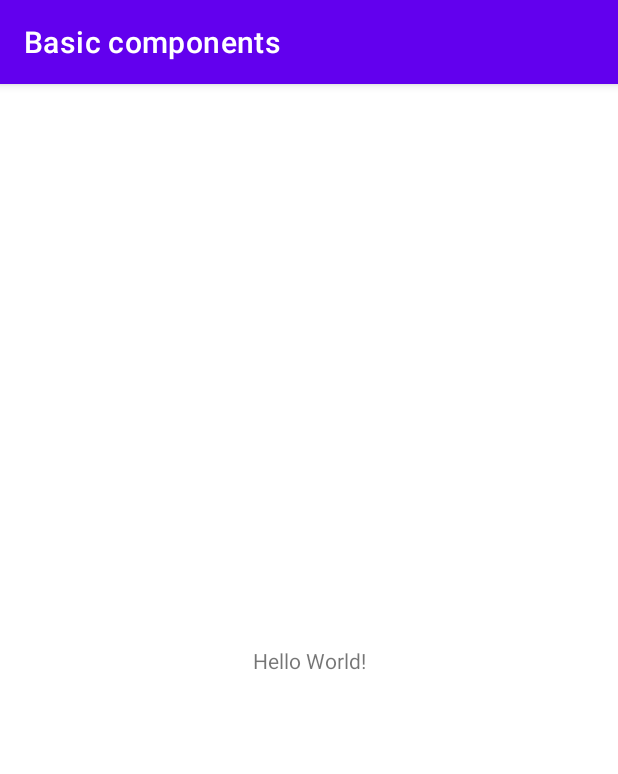
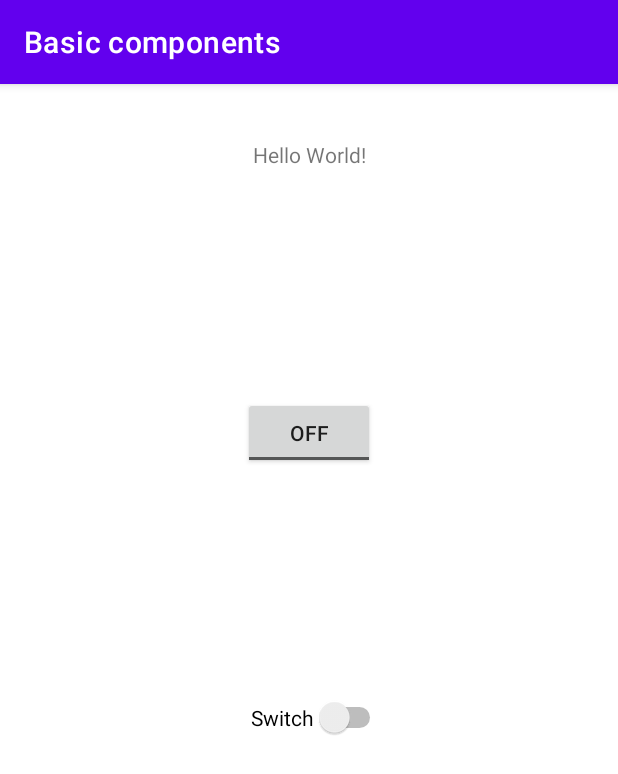
Before and after one commit to victorcaio06/Java-mobile-development-course, an Android app: the screen it shows after launch (MainActivity), on a phone screen of 412 x 824 dp. Shown: the top 774 px of the screen. Run offline under Robolectric (Android 15) with nearby library versions, the phone set to English and light mode, and no system bars.

Commit message:
feat(MainActivity): add button toggle and button switch

```diff
--- a/app/src/main/java/br/ufc/quixada/basiccomponents/MainActivity.java
+++ b/app/src/main/java/br/ufc/quixada/basiccomponents/MainActivity.java
@@ -3,12 +3,47 @@ package br.ufc.quixada.basiccomponents;
 import androidx.appcompat.app.AppCompatActivity;
 
 import android.os.Bundle;
+import android.widget.CompoundButton;
+import android.widget.Switch;
+import android.widget.Toast;
+import android.widget.ToggleButton;
 
-public class MainActivity extends AppCompatActivity {
+public class MainActivity extends AppCompatActivity implements CompoundButton.OnCheckedChangeListener {
+    private ToggleButton tgButton;
+    private Switch btnSwitch;
 
     @Override
     protected void onCreate(Bundle savedInstanceState) {
         super.onCreate(savedInstanceState);
         setContentView(R.layout.activity_main);
+        tgButton = findViewById(R.id.btnToggle);
+        btnSwitch = findViewById(R.id.btnSwitchActivity);
+
+        tgButton.setOnCheckedChangeListener(this);
+        btnSwitch.setOnCheckedChangeListener(this);
+
     }
+
+    @Override
+    public void onCheckedChanged(CompoundButton compoundButton, boolean isChecked) {
+        switch (compoundButton.getId()){
+            case R.id.btnSwitchActivity:
+                if(isChecked){
+                    showMessage("Switch is on");
+                } else
+                    showMessage("Switch is off");
+                break;
+            case R.id.btnToggle:
+                if(isChecked){
+                    showMessage("Button toggle is on");
+                } else
+                    showMessage("Button toggle is off");
+                break;
+        }
+    }
+
+    private void showMessage(String message){
+        Toast.makeText(this, message, Toast.LENGTH_SHORT).show();
+    }
+
 }
--- a/app/src/main/res/layout/activity_main.xml
+++ b/app/src/main/res/layout/activity_main.xml
@@ -7,12 +7,35 @@
     tools:context=".MainActivity">
 
     <TextView
+        android:id="@+id/textView"
         android:layout_width="wrap_content"
         android:layout_height="wrap_content"
         android:text="Hello World!"
         app:layout_constraintBottom_toBottomOf="parent"
         app:layout_constraintEnd_toEndOf="parent"
         app:layout_constraintStart_toStartOf="parent"
-        app:layout_constraintTop_toTopOf="parent" />
+        app:layout_constraintTop_toTopOf="parent"
+        app:layout_constraintVertical_bias="0.050000012" />
+
+    <Switch
+        android:id="@+id/btnSwitchActivity"
+        android:layout_width="wrap_content"
+        android:layout_height="wrap_content"
+        android:layout_marginBottom="332dp"
+        android:text="Switch"
+        app:layout_constraintBottom_toBottomOf="parent"
+        app:layout_constraintEnd_toEndOf="parent"
+        app:layout_constraintHorizontal_bias="0.52"
+        app:layout_constraintStart_toStartOf="parent" />
+
+    <ToggleButton
+        android:id="@+id/btnToggle"
+        android:layout_width="wrap_content"
+        android:layout_height="wrap_content"
+        android:text="ToggleButton"
+        app:layout_constraintBottom_toTopOf="@+id/btnSwitchActivity"
+        app:layout_constraintEnd_toEndOf="parent"
+        app:layout_constraintStart_toStartOf="parent"
+        app:layout_constraintTop_toBottomOf="@+id/textView" />
 
 </androidx.constraintlayout.widget.ConstraintLayout>
```
